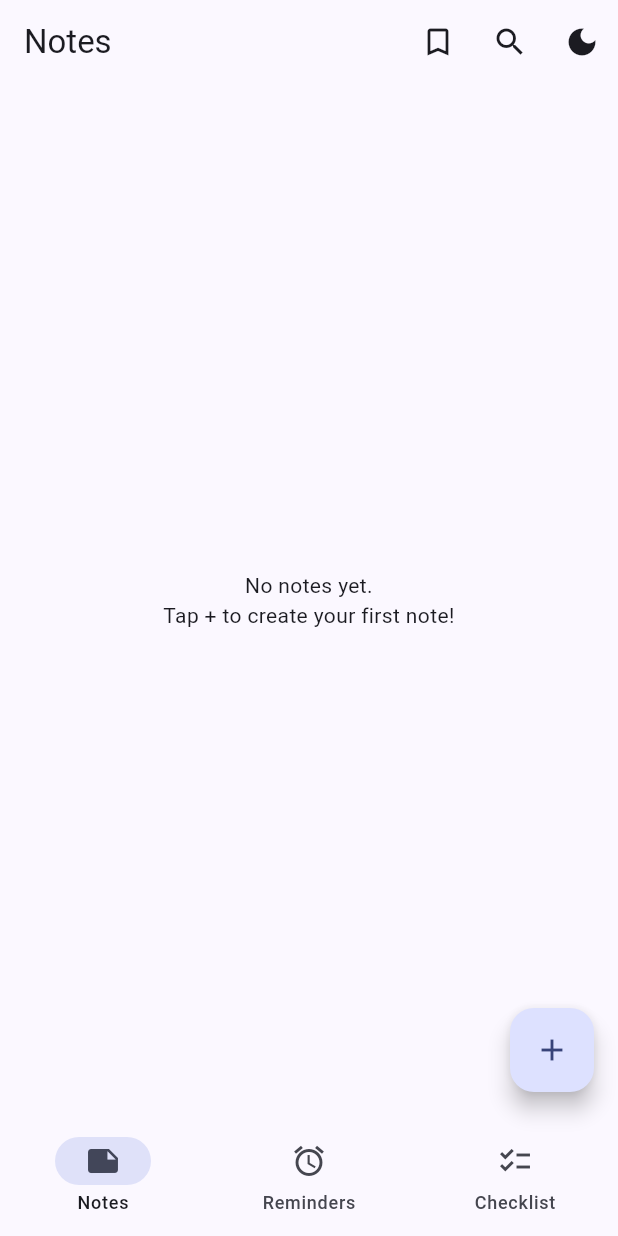
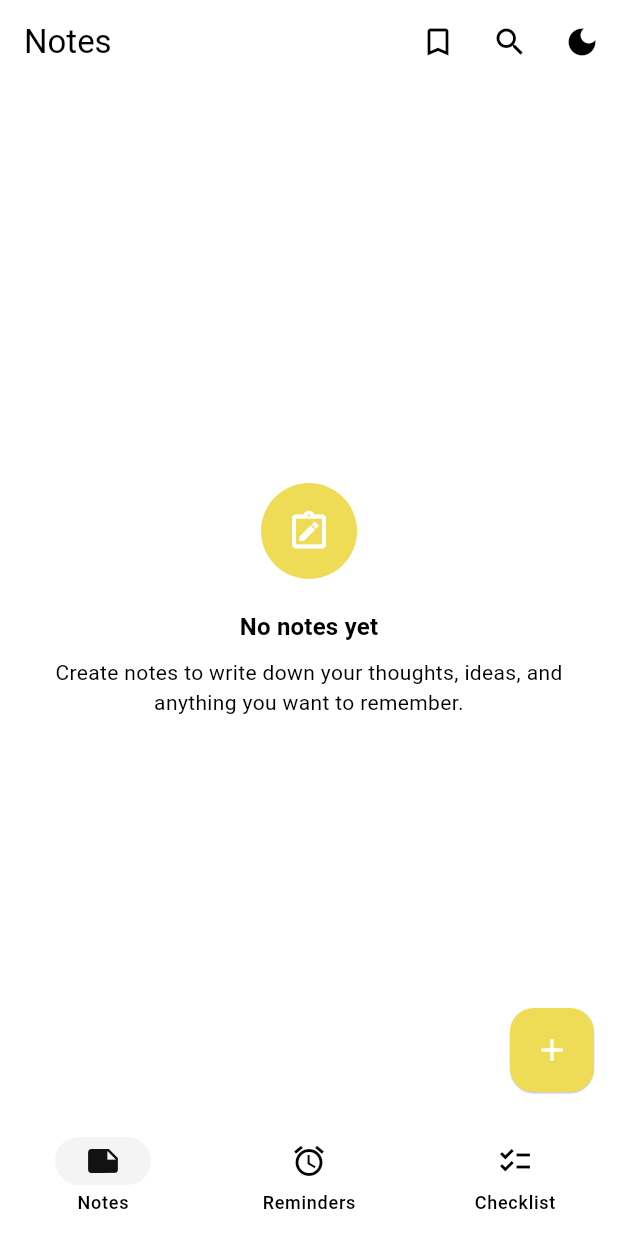
Before and after one commit to ganhuilin015/flutter-note-app, a Flutter app: the screen it shows after launch, on a phone screen of 412 x 824 dp. Run offline on Flutter 3.47's test engine with Material 3 defaults, Android fonts, the phone set to English and light mode, and no system bars; our stand-ins replace flutter_local_notifications, flutter_slidable, hive_ce, hive_ce_flutter, shared_preferences, timezone; accounts and stored records are empty; generated files the repository leaves out were written again.

Commit message:
Update notes functionality and design

```diff
--- a/lib/main.dart
+++ b/lib/main.dart
@@ -3,6 +3,7 @@ import 'package:notepad/models/checklist.dart';
 import 'package:notepad/models/checklist_item.dart';
 import 'package:notepad/models/note.dart';
 import 'package:notepad/models/reminder.dart';
+import 'package:notepad/theme/app_theme.dart';
 import 'package:provider/provider.dart';
 import 'package:hive_ce_flutter/hive_flutter.dart';
 
@@ -48,63 +49,13 @@ class MyApp extends StatelessWidget {
           return MaterialApp(
             title: 'Notes',
             debugShowCheckedModeBanner: false,
+            theme: AppTheme.light,
+            darkTheme: AppTheme.dark,
             themeMode: themeProvider.themeMode,
-            theme: _buildLightTheme(),
-            darkTheme: _buildDarkTheme(),
             home: const HomeScreen(),
           );
         },
       ),
     );
   }
-
-  ThemeData _buildLightTheme() {
-    final colorScheme = ColorScheme.fromSeed(
-      seedColor: const Color(0xFF4C6EF5),
-      brightness: Brightness.light,
-    );
-    return ThemeData(
-      useMaterial3: true,
-      colorScheme: colorScheme,
-      scaffoldBackgroundColor: colorScheme.surface,
-      appBarTheme: AppBarTheme(
-        backgroundColor: colorScheme.surface,
-        foregroundColor: colorScheme.onSurface,
-        elevation: 0,
-        centerTitle: false,
-      ),
-      cardTheme: CardThemeData(
-        elevation: 1,
-        shape: RoundedRectangleBorder(borderRadius: BorderRadius.circular(12)),
-      ),
-      navigationBarTheme: NavigationBarThemeData(
-        backgroundColor: colorScheme.surface,
-      ),
-    );
-  }
-
-  ThemeData _buildDarkTheme() {
-    final colorScheme = ColorScheme.fromSeed(
-      seedColor: const Color(0xFF4C6EF5),
-      brightness: Brightness.dark,
-    );
-    return ThemeData(
-      useMaterial3: true,
-      colorScheme: colorScheme,
-      scaffoldBackgroundColor: colorScheme.surface,
-      appBarTheme: AppBarTheme(
-        backgroundColor: colorScheme.surface,
-        foregroundColor: colorScheme.onSurface,
-        elevation: 0,
-        centerTitle: false,
-      ),
-      cardTheme: CardThemeData(
-        elevation: 1,
-        shape: RoundedRectangleBorder(borderRadius: BorderRadius.circular(12)),
-      ),
-      navigationBarTheme: NavigationBarThemeData(
-        backgroundColor: colorScheme.surface,
-      ),
-    );
-  }
 }
--- a/lib/providers/notes_provider.dart
+++ b/lib/providers/notes_provider.dart
@@ -17,8 +17,6 @@ class NotesProvider extends ChangeNotifier {
 
   String get searchQuery => _searchQuery;
 
-  /// Notes filtered by the current search query
-  /// and sorted with most recently updated first.
   List<Note> get filteredNotes {
     final query = _searchQuery.trim().toLowerCase();
 
@@ -37,7 +35,6 @@ class NotesProvider extends ChangeNotifier {
     return list;
   }
 
-  /// Bookmarked notes sorted with most recently updated first.
   List<Note> get bookmarkedNotes {
     final list = _notes
         .where((note) => note.isBookmarked)
@@ -106,9 +103,7 @@ class NotesProvider extends ChangeNotifier {
     );
 
     _notes.add(note);
-
     _persist();
-
     notifyListeners();
 
     return note;
--- a/lib/screens/home_screen.dart
+++ b/lib/screens/home_screen.dart
@@ -1,9 +1,10 @@
 import 'package:flutter/material.dart';
+import 'package:notepad/screens/notelist_screen.dart';
+import 'package:notepad/widgets/floating_action.dart';
 import 'package:provider/provider.dart';
 
 import '../providers/notes_provider.dart';
 import '../providers/theme_provider.dart';
-import '../widgets/note_card.dart';
 import 'checklists_screen.dart';
 import 'note_edit_screen.dart';
 import 'reminder_edit_screen.dart';
@@ -84,27 +85,34 @@ class _HomeScreenState extends State<HomeScreen> {
           ),
         ],
       ),
+
       body: IndexedStack(
         index: _tabIndex,
         children: [
-          _NotesList(bookmarkedOnly: _showBookmarkedOnly),
+          NotesList(bookmarkedOnly: _showBookmarkedOnly),
           const RemindersScreen(),
           const ChecklistsScreen(),
         ],
       ),
+
       floatingActionButton: _tabIndex == 2
           ? null // Checklists tab has its own scaffold + FAB (create checklist)
-          : FloatingActionButton(
-              onPressed: () => _tabIndex == 0
-                  ? Navigator.of(context).push(
-                      MaterialPageRoute(builder: (_) => const NoteEditScreen()),
-                    )
-                  : Navigator.of(context).push(
-                      MaterialPageRoute(
-                          builder: (_) => const ReminderEditScreen()),
+          : AppFloatingActionButton(
+              onPressed: () {
+                if (_tabIndex == 0) {
+                  Navigator.of(context).push(
+                    MaterialPageRoute(builder: (_) => const NoteEditScreen()),
+                  );
+                } else {
+                  Navigator.of(context).push(
+                    MaterialPageRoute(
+                      builder: (_) => const ReminderEditScreen(),
                     ),
-              child: const Icon(Icons.add),
+                  );
+                }
+              },
             ),
+
       bottomNavigationBar: NavigationBar(
         selectedIndex: _tabIndex,
         onDestinationSelected: (index) {
@@ -143,60 +151,3 @@ class _HomeScreenState extends State<HomeScreen> {
     }
   }
 }
-
-class _NotesList extends StatelessWidget {
-  final bool bookmarkedOnly;
-
-  const _NotesList({required this.bookmarkedOnly});
-
-  @override
-  Widget build(BuildContext context) {
-    return Consumer<NotesProvider>(
-      builder: (context, provider, _) {
-        final notes = bookmarkedOnly
-            ? provider.bookmarkedNotes
-            : provider.filteredNotes;
-
-        if (notes.isEmpty) {
-          final query = provider.searchQuery;
-          String message;
-          if (bookmarkedOnly) {
-            message =
-                'No bookmarked notes yet.\nTap the bookmark icon on a note to save it here.';
-          } else if (query.isNotEmpty) {
-            message = 'No notes found for "$query"';
-          } else {
-            message = 'No notes yet.\nTap + to create your first note!';
-          }
-          return Center(
-            child: Padding(
-              padding: const EdgeInsets.all(24),
-              child: Text(
-                message,
-                textAlign: TextAlign.center,
-                style: Theme.of(context).textTheme.bodyMedium,
-              ),
-            ),
-          );
-        }
-
-        return ListView.builder(
-          padding: const EdgeInsets.only(top: 8, bottom: 88),
-          itemCount: notes.length,
-          itemBuilder: (context, index) {
-            final note = notes[index];
-            return NoteCard(
-              note: note,
-              onTap: () => Navigator.of(context).push(
-                MaterialPageRoute(
-                  builder: (_) => NoteEditScreen(note: note),
-                ),
-              ),
-              onBookmarkTap: () => provider.toggleBookmark(note.id),
-            );
-          },
-        );
-      },
-    );
-  }
-}
--- /dev/null
+++ b/lib/screens/notelist_screen.dart
@@ -0,0 +1,140 @@
+import 'package:flutter/material.dart';
+import 'package:notepad/providers/notes_provider.dart';
+import 'package:notepad/screens/note_edit_screen.dart';
+import 'package:notepad/widgets/note_card.dart';
+import 'package:provider/provider.dart';
+
+class NotesList extends StatelessWidget {
+  final bool bookmarkedOnly;
+
+  const NotesList({required this.bookmarkedOnly});
+
+  @override
+  Widget build(BuildContext context) {
+    final themeColor = Theme.of(context).colorScheme;
+
+    return Consumer<NotesProvider>(
+      builder: (context, provider, _) {
+        final notes = bookmarkedOnly
+            ? provider.bookmarkedNotes
+            : provider.filteredNotes;
+
+        if (notes.isEmpty) {
+          final query = provider.searchQuery;
+          String title;
+          String description;
+
+          if (bookmarkedOnly) {
+            title = 'No bookmarked notes';
+            description = 'Bookmark a note to save it here for quick access.';
+          } else if (query.isNotEmpty) {
+            title = 'No notes found';
+            description = 'Try searching with a different keyword.';
+          } else {
+            title = 'No notes yet';
+            description = 'Create notes to write down your thoughts, ideas, and anything you want to remember.';
+          }
+
+          final theme = Theme.of(context);
+          final colors = theme.colorScheme;
+
+          return Center(
+            child: Padding(
+              padding: const EdgeInsets.all(32),
+              child: Column(
+                mainAxisSize: MainAxisSize.min,
+                children: [
+                  Container(
+                    width: 64,
+                    height: 64,
+                    decoration: BoxDecoration(
+                      color: colors.primary,
+                      shape: BoxShape.circle,
+                    ),
+                    child: Icon(
+                      bookmarkedOnly
+                          ? Icons.bookmark_outline
+                          : query.isNotEmpty
+                              ? Icons.search
+                              : Icons.note_alt_outlined,
+                      color: colors.onPrimary,
+                      size: 30,
+                    ),
+                  ),
+
+                  const SizedBox(height: 20),
+
+                  // Title
+                  Text(
+                    title,
+                    style: theme.textTheme.titleMedium?.copyWith(
+                      fontWeight: FontWeight.w600,
+                      color: colors.onSurface,
+                    ),
+                    textAlign: TextAlign.center,
+                  ),
+
+                  const SizedBox(height: 8),
+
+                  // Description
+                  Text(
+                    description,
+                    style: theme.textTheme.bodyMedium?.copyWith(
+                      color: colors.onSurfaceVariant,
+                    ),
+                    textAlign: TextAlign.center,
+                  ),
+                ],
+              ),
+            ),
+          );
+        }
+
+      return ListView(
+        padding: const EdgeInsets.all(28),
+        children: [
+          Container(
+            decoration: BoxDecoration(
+              color: Theme.of(context).colorScheme.surfaceContainerHighest,
+              borderRadius: BorderRadius.circular(24),
+            ),
+            clipBehavior: Clip.antiAlias,
+            child: Column(
+              children: [
+                for (int i = 0; i < notes.length; i++) ...[
+                  NoteCard(
+                    note: notes[i],
+                    onTap: () {
+                      Navigator.of(context).push(
+                        MaterialPageRoute(
+                          builder: (_) => NoteEditScreen(note: notes[i]),
+                        ),
+                      );
+                    },
+                    onBookmarkTap: () {
+                      provider.toggleBookmark(notes[i].id);
+                    },
+                    onShareTap: () {
+                      // Share note
+                    },
+                    onDeleteTap: () {
+                      provider.deleteNote(notes[i].id);
+                    },
+                  ),
+
+                  if (i < notes.length - 1)
+                    Divider(
+                      height: 0.5,
+                      thickness: 0.25,
+                      color: themeColor.onSecondary,
+                    ),
+                ],
+              ],
+            ),
+          ),
+        ],
+      );
+      },
+    );
+  }
+}
--- /dev/null
+++ b/lib/theme/app_colors.dart
@@ -0,0 +1,18 @@
+import 'package:flutter/material.dart';
+
+class AppColors {
+  static const primary = Color(0xFFEEDC56);
+  static const onPrimary = Colors.white;
+
+  static const lightSecondary = Color(0xFFF4F4F4);
+  static const darkSecondary = Color(0xFF454545);
+
+  static const onLightSecondary = Color(0xFF121212);
+  static const onDarkSecondary = Colors.white;
+
+  static const lightBackground = Colors.white;
+  static const darkBackground = Color(0xFF121212);
+
+  static const error = Color(0xFFF53838);
+  static const onError = Colors.white;
+}
--- /dev/null
+++ b/lib/theme/app_theme.dart
@@ -0,0 +1,34 @@
+import 'package:flutter/material.dart';
+import 'app_colors.dart';
+
+class AppTheme {
+  static final light = ThemeData(
+    colorScheme: const ColorScheme(
+      brightness: Brightness.light,
+      primary: AppColors.primary,
+      onPrimary: AppColors.onPrimary,
+      secondary: AppColors.lightSecondary,
+      onSecondary: AppColors.onLightSecondary,
+      error: AppColors.error,
+      onError: AppColors.onError,
+      surface: AppColors.lightBackground,
+      onSurface: Colors.black,
+    ),
+    useMaterial3: true,
+  );
+
+  static final dark = ThemeData(
+    colorScheme: const ColorScheme(
+      brightness: Brightness.dark,
+      primary: AppColors.primary,
+      onPrimary: AppColors.onPrimary,
+      secondary: AppColors.darkSecondary,
+      onSecondary: AppColors.onDarkSecondary,
+      error: AppColors.error,
+      onError: AppColors.onError,
+      surface: AppColors.darkBackground,
+      onSurface: Colors.white,
+    ),
+    useMaterial3: true,
+  );
+}
--- /dev/null
+++ b/lib/widgets/floating_action.dart
@@ -0,0 +1,19 @@
+import 'package:flutter/material.dart';
+
+class AppFloatingActionButton extends StatelessWidget {
+  final VoidCallback onPressed;
+
+  const AppFloatingActionButton({
+    super.key,
+    required this.onPressed,
+  });
+
+  @override
+  Widget build(BuildContext context) {
+    return FloatingActionButton(
+      onPressed: onPressed,
+      elevation: 0.5,
+      child: const Icon(Icons.add),
+    );
+  }
+}
--- a/pubspec.yaml
+++ b/pubspec.yaml
@@ -42,6 +42,7 @@ dependencies:
   intl: ^0.20.3
   flutter_local_notifications: ^22.3.0
   timezone: ^0.11.1
+  flutter_slidable: ^4.0.0
 
 dev_dependencies:
   build_runner: ^2.4.15
```
Also changed, not shown: lib/widgets/app_slidable.dart (added, +58 -0 lines), lib/widgets/note_card.dart (+28 -23 lines), pubspec.lock.
